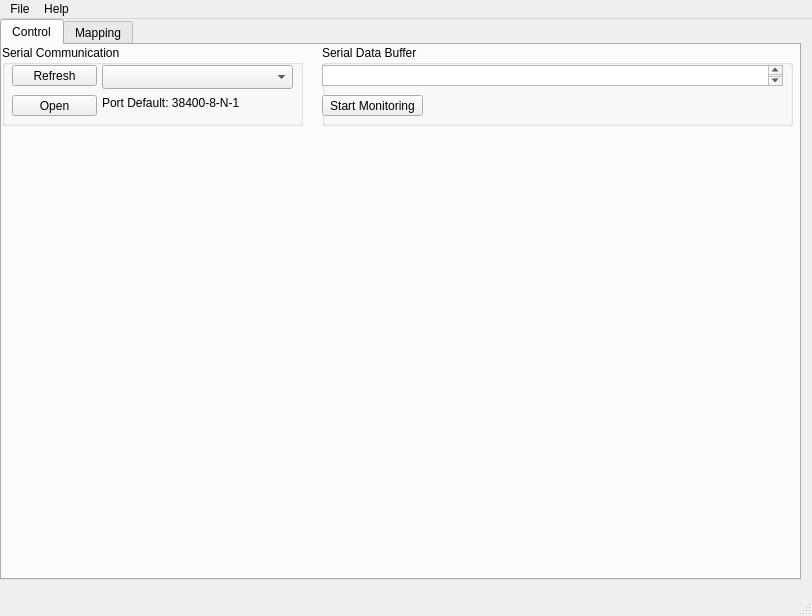
deninur2427/ecu_pnm, file interface/ecu_view/ecuview.ui: the form before one commit.
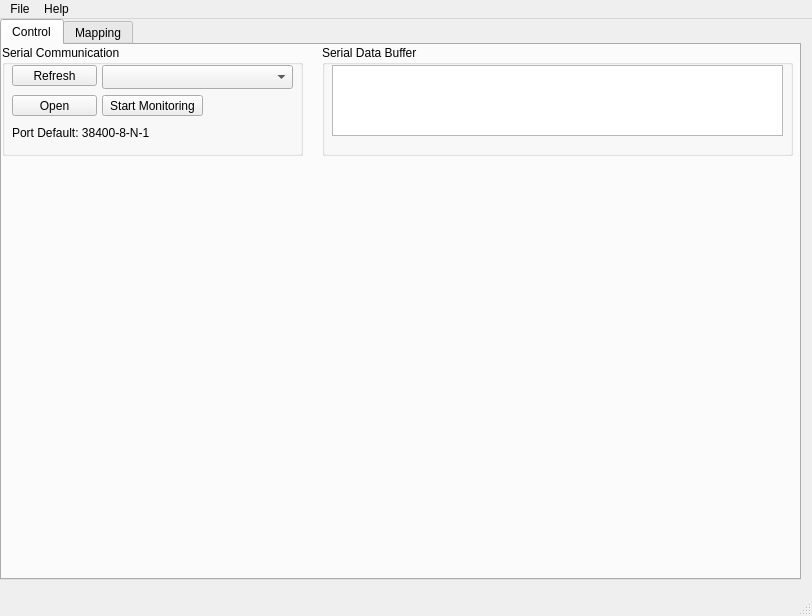
The form after the commit. Icons and pictures are not drawn.

Commit message: Bare Minimum to Start Document

Diff of the .ui file:
```diff
--- a/interface/ecu_view/ecuview.ui
+++ b/interface/ecu_view/ecuview.ui
@@ -36,7 +36,7 @@
         <x>0</x>
         <y>0</y>
         <width>301</width>
-        <height>81</height>
+        <height>111</height>
        </rect>
       </property>
       <property name="title">
@@ -68,8 +68,8 @@
       <widget class="QLabel" name="lblSerialPort">
        <property name="geometry">
         <rect>
-         <x>100</x>
-         <y>50</y>
+         <x>10</x>
+         <y>80</y>
          <width>191</width>
          <height>16</height>
         </rect>
@@ -91,6 +91,19 @@
         <string>Refresh</string>
        </property>
       </widget>
+      <widget class="QPushButton" name="btnMonitoring">
+       <property name="geometry">
+        <rect>
+         <x>100</x>
+         <y>50</y>
+         <width>101</width>
+         <height>21</height>
+        </rect>
+       </property>
+       <property name="text">
+        <string>Start Monitoring</string>
+       </property>
+      </widget>
      </widget>
      <widget class="QGroupBox" name="grpSerialData">
       <property name="geometry">
@@ -98,7 +111,7 @@
         <x>320</x>
         <y>0</y>
         <width>471</width>
-        <height>81</height>
+        <height>111</height>
        </rect>
       </property>
       <property name="title">
@@ -107,29 +120,16 @@
       <widget class="QPlainTextEdit" name="txtSerialData">
        <property name="geometry">
         <rect>
-         <x>0</x>
+         <x>10</x>
          <y>20</y>
-         <width>461</width>
-         <height>21</height>
+         <width>451</width>
+         <height>71</height>
         </rect>
        </property>
        <property name="readOnly">
         <bool>true</bool>
        </property>
       </widget>
-      <widget class="QPushButton" name="btnMonitoring">
-       <property name="geometry">
-        <rect>
-         <x>0</x>
-         <y>50</y>
-         <width>101</width>
-         <height>21</height>
-        </rect>
-       </property>
-       <property name="text">
-        <string>Start Monitoring</string>
-       </property>
-      </widget>
      </widget>
     </widget>
     <widget class="QWidget" name="tabMapping">
```
The commit also changes 4 other files.
